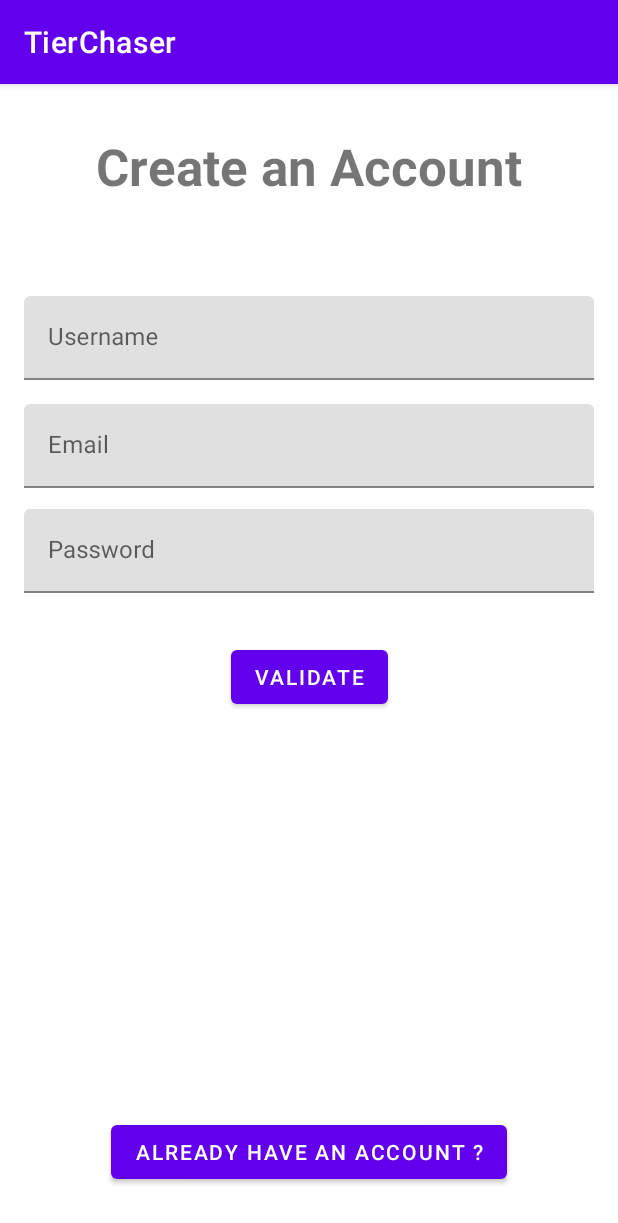
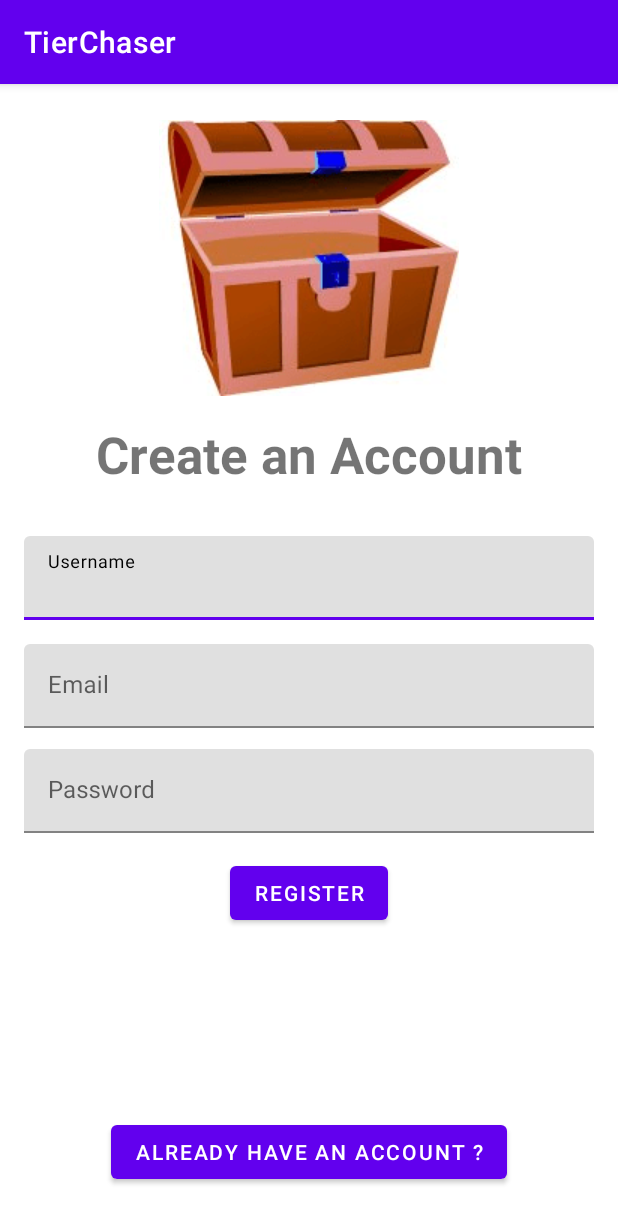
Before and after one commit to AlexandreDeluc/Tier-chaser, an Android app: the screen it shows after launch (UserActivity before the commit, RegisterActivity after it), after a tap on an icon or button, on a phone screen of 412 x 824 dp. Shown: the top 1223 px of the screen. Run offline under Robolectric (Android 15) with nearby library versions, the phone set to English and light mode, and no system bars; our stand-ins replace Firebase (no records; nobody signed in at launch, a user with empty details on screens opened directly).

```diff
--- a/app/src/main/java/fr/isen/deluc/tierchaser/HomeActivity.kt
+++ b/app/src/main/java/fr/isen/deluc/tierchaser/HomeActivity.kt
@@ -18,14 +18,12 @@ class HomeActivity : AppCompatActivity() {
         setContentView(binding.root)
 
         val userId = intent.getStringExtra("user_id")
-        val emailId = intent.getStringExtra("email_id")
 
-        binding.emailId.text = "User ID :: $userId"
-        binding.passwordId.text = "Email ID :: $emailId"
+        binding.emailId.text = "$userId"
 
         binding.logOutBtn.setOnClickListener {
             FirebaseAuth.getInstance().signOut()
-            startActivity(Intent(this@HomeActivity, UserActivity::class.java))
+            startActivity(Intent(this@HomeActivity, LoginActivity::class.java))
             finish()
         }
 
--- a/app/src/main/java/fr/isen/deluc/tierchaser/LoadingActivity.kt
+++ b/app/src/main/java/fr/isen/deluc/tierchaser/LoadingActivity.kt
@@ -20,7 +20,7 @@ class LoadingActivity : AppCompatActivity() {
         )
         Handler().postDelayed(
             {
-                val intent = Intent(this, UserActivity::class.java)
+                val intent = Intent(this, LoginActivity::class.java)
                 startActivity(intent)
                 finish()
             },
--- a/app/src/main/java/fr/isen/deluc/tierchaser/LoginFragment.kt
+++ b/app/src/main/java/fr/isen/deluc/tierchaser/LoginActivity.kt
@@ -1,58 +1,31 @@
 package fr.isen.deluc.tierchaser
 
-import android.content.Context
 import android.content.Intent
+import androidx.appcompat.app.AppCompatActivity
 import android.os.Bundle
 import android.text.TextUtils
-import android.util.Log
-import androidx.fragment.app.Fragment
-import android.view.LayoutInflater
-import android.view.View
-import android.view.ViewGroup
 import android.widget.Toast
-import com.google.firebase.auth.AuthResult
 import com.google.firebase.auth.FirebaseAuth
 import com.google.firebase.auth.FirebaseUser
-import com.google.firebase.auth.ktx.auth
-import com.google.firebase.ktx.Firebase
-import fr.isen.deluc.tierchaser.databinding.FragmentLoginBinding
-import fr.isen.deluc.tierchaser.databinding.FragmentRegisterBinding
+import fr.isen.deluc.tierchaser.databinding.ActivityLoginBinding
 
-class LoginFragment : Fragment() {
-    private lateinit var binding: FragmentLoginBinding
+class LoginActivity : AppCompatActivity() {
+    private lateinit var binding: ActivityLoginBinding
     private lateinit var auth: FirebaseAuth;
-    var interactor: UserActivityFragmentInteraction? = null
-
-
 
     override fun onCreate(savedInstanceState: Bundle?) {
         super.onCreate(savedInstanceState)
-        auth = Firebase.auth
-        }
 
-    override fun onAttach(context: Context) {
-        super.onAttach(context)
-        interactor = context as? UserActivityFragmentInteraction
-    }
+        binding = ActivityLoginBinding.inflate(layoutInflater)
+        setContentView(binding.root)
 
-    override fun onCreateView(
-        inflater: LayoutInflater, container: ViewGroup?,
-        savedInstanceState: Bundle?
-    ): View? {
-        binding = FragmentLoginBinding.inflate(inflater, container, false)
-        return binding.root
-    }
-
-    override fun onViewCreated(view: View, savedInstanceState: Bundle?) {
-        super.onViewCreated(view, savedInstanceState)
-
-        binding.connectBtn.setOnClickListener {
+        binding.loginBtn.setOnClickListener {
             when {
                 TextUtils.isEmpty(binding.email.text.toString().trim { it <= ' ' }) -> {
-                    Toast.makeText(activity, "Please enter an email", Toast.LENGTH_LONG).show()
+                    Toast.makeText(this, "Please enter an email", Toast.LENGTH_LONG).show()
                 }
                 TextUtils.isEmpty(binding.password.text.toString().trim { it <= ' ' }) -> {
-                    Toast.makeText(activity, "Please enter a password", Toast.LENGTH_LONG).show()
+                    Toast.makeText(this, "Please enter a password", Toast.LENGTH_LONG).show()
                 }
 
                 else -> {
@@ -63,12 +36,12 @@ class LoginFragment : Fragment() {
                         .addOnCompleteListener { task ->
                             if (task.isSuccessful) {
                                 Toast.makeText(
-                                    activity,
+                                    this,
                                     "You are registered successfully",
                                     Toast.LENGTH_LONG
                                 ).show()
 
-                                val intent = Intent(activity, HomeActivity::class.java)
+                                val intent = Intent(this, HomeActivity::class.java)
                                 intent.flags =
                                     Intent.FLAG_ACTIVITY_NEW_TASK or Intent.FLAG_ACTIVITY_CLEAR_TASK
                                 intent.putExtra(
@@ -77,9 +50,10 @@ class LoginFragment : Fragment() {
                                 )
                                 intent.putExtra("email_id", email)
                                 startActivity(intent)
+                                finish()
                             } else {
                                 Toast.makeText(
-                                    activity,
+                                    this,
                                     task.exception!!.message.toString(),
                                     Toast.LENGTH_LONG
                                 ).show()
@@ -90,7 +64,8 @@ class LoginFragment : Fragment() {
             }
         }
         binding.noAccountBtn.setOnClickListener {
-            interactor?.showRegister()
+            val intent = Intent(this, RegisterActivity::class.java)
+            startActivity(intent)
         }
     }
 }
--- a/app/src/main/java/fr/isen/deluc/tierchaser/RegisterFragment.kt
+++ b/app/src/main/java/fr/isen/deluc/tierchaser/RegisterActivity.kt
@@ -1,62 +1,38 @@
 package fr.isen.deluc.tierchaser
 
-import android.content.Context
 import android.content.Intent
+import androidx.appcompat.app.AppCompatActivity
 import android.os.Bundle
 import android.text.TextUtils
-import android.util.Log
-import androidx.fragment.app.Fragment
-import android.view.LayoutInflater
-import android.view.View
-import android.view.ViewGroup
 import android.widget.Toast
 import com.google.android.gms.tasks.OnCompleteListener
 import com.google.firebase.auth.AuthResult
 import com.google.firebase.auth.FirebaseAuth
 import com.google.firebase.auth.FirebaseUser
-import com.google.firebase.auth.ktx.auth
-import com.google.firebase.firestore.auth.User
-import com.google.firebase.ktx.Firebase
-import fr.isen.deluc.tierchaser.databinding.ActivityHomeBinding
-import fr.isen.deluc.tierchaser.databinding.FragmentLoginBinding
-import fr.isen.deluc.tierchaser.databinding.FragmentRegisterBinding
+import fr.isen.deluc.tierchaser.databinding.ActivityRegisterBinding
 
-class RegisterFragment : Fragment() {
-
-    private lateinit var binding: FragmentRegisterBinding
-
+class RegisterActivity : AppCompatActivity() {
+    private lateinit var binding: ActivityRegisterBinding
     private lateinit var auth: FirebaseAuth;
-
-
 
     override fun onCreate(savedInstanceState: Bundle?) {
         super.onCreate(savedInstanceState)
-        auth = Firebase.auth
-    }
+        binding = ActivityRegisterBinding.inflate(layoutInflater)
+        setContentView(binding.root)
 
-    override fun onCreateView(
-        inflater: LayoutInflater, container: ViewGroup?,
-        savedInstanceState: Bundle?
-    ): View? {
-        binding = FragmentRegisterBinding.inflate(inflater, container, false)
-        return binding.root
-
-    }
-
-    override fun onViewCreated(view: View, savedInstanceState: Bundle?) {
-        super.onViewCreated(view, savedInstanceState)
         binding.validateBtn.setOnClickListener {
             when {
                 TextUtils.isEmpty(binding.email.text.toString().trim { it <= ' ' }) -> {
-                    Toast.makeText(activity, "Please enter an email", Toast.LENGTH_LONG).show()
+                    Toast.makeText(this, "Please enter an email", Toast.LENGTH_LONG).show()
                 }
                 TextUtils.isEmpty(binding.password.text.toString().trim { it <= ' ' }) -> {
-                    Toast.makeText(activity, "Please enter a password", Toast.LENGTH_LONG).show()
+                    Toast.makeText(this, "Please enter a password", Toast.LENGTH_LONG).show()
                 }
 
                 else -> {
                     val email: String = binding.email.text.toString().trim() { it <= ' ' }
                     val password: String = binding.password.text.toString().trim() { it <= ' ' }
+                    val userName: String = binding.userName.text.toString().trim() { it <= ' '}
 
                     FirebaseAuth.getInstance().createUserWithEmailAndPassword(email, password)
                         .addOnCompleteListener(
@@ -65,20 +41,21 @@ class RegisterFragment : Fragment() {
                                     val firebaseUser: FirebaseUser = task.result!!.user!!
 
                                     Toast.makeText(
-                                        activity,
+                                        this,
                                         "You are registered successfully",
                                         Toast.LENGTH_LONG
                                     ).show()
 
-                                    val intent = Intent(activity, HomeActivity::class.java)
+                                    val intent = Intent(this, HomeActivity::class.java)
                                     intent.flags =
                                         Intent.FLAG_ACTIVITY_NEW_TASK or Intent.FLAG_ACTIVITY_CLEAR_TASK
-                                    intent.putExtra("user_id", firebaseUser.uid)
+                                    intent.putExtra("user_id", userName)
                                     intent.putExtra("email_id", email)
                                     startActivity(intent)
+                                    finish()
                                 } else {
                                     Toast.makeText(
-                                        activity,
+                                        this,
                                         task.exception!!.message.toString(),
                                         Toast.LENGTH_LONG
                                     ).show()
@@ -88,5 +65,9 @@ class RegisterFragment : Fragment() {
                 }
             }
         }
+        binding.alreadyBtn.setOnClickListener {
+            val intent =  Intent(this, LoginActivity::class.java)
+            startActivity(intent)
+        }
     }
 }
--- a/app/src/main/java/fr/isen/deluc/tierchaser/UserActivity.kt
+++ /dev/null
@@ -1,67 +0,0 @@
-package fr.isen.deluc.tierchaser
-
-import android.content.Intent
-import androidx.appcompat.app.AppCompatActivity
-import android.os.Bundle
-import android.widget.Toast
-import fr.isen.deluc.tierchaser.databinding.ActivityUserBinding
-
-interface UserActivityFragmentInteraction {
-    fun showLogin()
-    fun showRegister()
-    fun makeRequest(email:String?, password: String?, firstName: String?, lastName: String?, isFromLogin: Boolean)
-}
-
-class UserActivity : AppCompatActivity(), UserActivityFragmentInteraction {
-    private lateinit var binding: ActivityUserBinding
-    override fun onCreate(savedInstanceState: Bundle?) {
-        super.onCreate(savedInstanceState)
-        binding= ActivityUserBinding.inflate(layoutInflater)
-        setContentView(binding.root)
-
-        val fragment = LoginFragment()
-        supportFragmentManager.beginTransaction().add(R.id.fragmentAuthentification, fragment).commit()
-    }
-
-    override fun showLogin() {
-        val loginFragment = LoginFragment()
-        supportFragmentManager.beginTransaction().replace(R.id.fragmentAuthentification, loginFragment)
-            .commit()
-    }
-
-    override fun showRegister() {
-        val registerFragment = RegisterFragment()
-        supportFragmentManager.beginTransaction().replace(R.id.fragmentAuthentification, registerFragment)
-            .commit()
-    }
-
-    override fun makeRequest(
-        email: String?,
-        password: String?,
-        firstName: String?,
-        lastName: String?,
-        isFromLogin: Boolean
-    ) {
-        if (verifyInformation(email, password, firstName, lastName, isFromLogin)) {
-            val intent = Intent(this, HomeActivity::class.java)
-            startActivity(intent)
-        } else {
-            Toast.makeText(this, getString(R.string.invalidForm), Toast.LENGTH_LONG).show()
-        }
-    }
-
-    private fun verifyInformation(
-        email: String?,
-        password: String?,
-        firstName: String?,
-        lastName: String?,
-        isFromLogin: Boolean
-    ): Boolean {
-        var verified = (email?.isNotEmpty() == true && password?.count() ?: 0 >= 6)
-        if (!isFromLogin) {
-            verified =
-                verified && (firstName?.isNotEmpty() == true && lastName?.isNotEmpty() == true)
-        }
-        return verified
-    }
-}
--- a/app/src/main/res/layout/fragment_register.xml
+++ b/app/src/main/res/layout/activity_login.xml
@@ -5,62 +5,57 @@
     android:layout_width="match_parent"
     android:layout_height="match_parent">
 
-    <TextView
-        android:id="@+id/titleRegister"
+    <ImageView
+        android:id="@+id/logoApp"
         android:layout_width="wrap_content"
         android:layout_height="wrap_content"
-        android:layout_marginTop="32dp"
-        android:text="@string/createAccount"
+        android:layout_marginTop="24dp"
+        app:layout_constraintEnd_toEndOf="parent"
+        app:layout_constraintStart_toStartOf="parent"
+        app:layout_constraintTop_toTopOf="parent"
+        app:srcCompat="@drawable/logo" />
+
+    <TextView
+        android:id="@+id/titleLogin"
+        android:layout_width="wrap_content"
+        android:layout_height="wrap_content"
+        android:layout_marginTop="16dp"
+        android:text="@string/loginTitle"
         android:textSize="34sp"
         android:textStyle="bold"
         app:layout_constraintEnd_toEndOf="parent"
         app:layout_constraintStart_toStartOf="parent"
-        app:layout_constraintTop_toTopOf="parent" />
-
-    <com.google.android.material.textfield.TextInputLayout
-        android:id="@+id/textInputLayoutFirstName"
-        android:layout_width="0dp"
-        android:layout_height="wrap_content"
-        android:layout_marginStart="16dp"
-        android:layout_marginTop="64dp"
-        android:layout_marginEnd="16dp"
-        app:hintTextColor="@color/black"
-        app:layout_constraintEnd_toEndOf="parent"
-        app:layout_constraintStart_toStartOf="parent"
-        app:layout_constraintTop_toBottomOf="@+id/titleRegister">
-
-        <com.google.android.material.textfield.TextInputEditText
-            android:id="@+id/firstName"
-            android:layout_width="match_parent"
-            android:layout_height="wrap_content"
-            android:hint="@string/username" />
-    </com.google.android.material.textfield.TextInputLayout>
+        app:layout_constraintTop_toBottomOf="@+id/logoApp" />
 
     <com.google.android.material.textfield.TextInputLayout
         android:id="@+id/textInputLayoutEmail"
         android:layout_width="0dp"
         android:layout_height="wrap_content"
+        android:layout_marginStart="16dp"
+        android:layout_marginTop="32dp"
+        android:layout_marginEnd="16dp"
         app:hintTextColor="@color/black"
-        app:layout_constraintEnd_toEndOf="@+id/textInputLayoutFirstName"
-        app:layout_constraintStart_toStartOf="@+id/textInputLayoutFirstName"
-        app:layout_constraintTop_toBottomOf="@+id/textInputLayoutFirstName">
+        app:layout_constraintEnd_toEndOf="parent"
+        app:layout_constraintStart_toStartOf="parent"
+        app:layout_constraintTop_toBottomOf="@+id/titleLogin">
 
-        <com.google.android.material.textfield.TextInputEditText
-            android:id="@+id/email"
-            android:layout_width="match_parent"
-            android:layout_height="wrap_content"
-            android:layout_marginTop="16dp"
-            android:hint="@string/email" />
+    <com.google.android.material.textfield.TextInputEditText
+        android:id="@+id/email"
+        android:layout_width="match_parent"
+        android:layout_height="wrap_content"
+        android:hint="@string/email" />
     </com.google.android.material.textfield.TextInputLayout>
 
     <com.google.android.material.textfield.TextInputLayout
         android:id="@+id/TextInputLayoutPassword"
         android:layout_width="0dp"
         android:layout_height="wrap_content"
+        android:layout_marginStart="16dp"
         android:layout_marginTop="14dp"
+        android:layout_marginEnd="16dp"
         app:hintTextColor="@color/black"
-        app:layout_constraintEnd_toEndOf="@+id/textInputLayoutFirstName"
-        app:layout_constraintStart_toStartOf="@+id/textInputLayoutFirstName"
+        app:layout_constraintEnd_toEndOf="parent"
+        app:layout_constraintStart_toStartOf="parent"
         app:layout_constraintTop_toBottomOf="@+id/textInputLayoutEmail">
 
         <com.google.android.material.textfield.TextInputEditText
@@ -68,26 +63,29 @@
             android:layout_width="match_parent"
             android:layout_height="wrap_content"
             android:hint="@string/password"
-            android:inputType="textPassword" />
+            android:inputType="textPassword"/>
     </com.google.android.material.textfield.TextInputLayout>
 
     <Button
-        android:id="@+id/validateBtn"
+        android:id="@+id/loginBtn"
         android:layout_width="wrap_content"
         android:layout_height="wrap_content"
-        android:layout_marginTop="32dp"
-        android:text="@string/validateBtn"
+        android:layout_marginTop="16dp"
+        android:text="@string/loginTitle"
         app:layout_constraintEnd_toEndOf="parent"
         app:layout_constraintStart_toStartOf="parent"
         app:layout_constraintTop_toBottomOf="@+id/TextInputLayoutPassword" />
 
     <Button
-        android:id="@+id/alreadyBtn"
+        android:id="@+id/noAccountBtn"
         android:layout_width="wrap_content"
         android:layout_height="wrap_content"
         android:layout_marginBottom="32dp"
-        android:text="@string/alreadyBtn"
+        android:text="@string/noAccountBtn"
         app:layout_constraintBottom_toBottomOf="parent"
         app:layout_constraintEnd_toEndOf="parent"
         app:layout_constraintStart_toStartOf="parent" />
+
+
+
 </androidx.constraintlayout.widget.ConstraintLayout>
--- a/app/src/main/res/layout/fragment_login.xml
+++ b/app/src/main/res/layout/activity_register.xml
@@ -5,48 +5,73 @@
     android:layout_width="match_parent"
     android:layout_height="match_parent">
 
-    <TextView
-        android:id="@+id/titleLogIn"
+    <ImageView
+        android:id="@+id/logoApp"
         android:layout_width="wrap_content"
         android:layout_height="wrap_content"
-        android:layout_marginTop="32dp"
-        android:text="@string/loginTitle"
+        android:layout_marginTop="24dp"
+        app:layout_constraintEnd_toEndOf="parent"
+        app:layout_constraintStart_toStartOf="parent"
+        app:layout_constraintTop_toTopOf="parent"
+        app:srcCompat="@drawable/logo" />
+
+    <TextView
+        android:id="@+id/titleRegister"
+        android:layout_width="wrap_content"
+        android:layout_height="wrap_content"
+        android:layout_marginTop="16dp"
+        android:text="@string/createAccount"
         android:textSize="34sp"
         android:textStyle="bold"
         app:layout_constraintEnd_toEndOf="parent"
         app:layout_constraintStart_toStartOf="parent"
-        app:layout_constraintTop_toTopOf="parent" />
+        app:layout_constraintTop_toBottomOf="@+id/logoApp" />
 
     <com.google.android.material.textfield.TextInputLayout
-        android:id="@+id/textInputLayout"
+        android:id="@+id/textInputLayoutFirstName"
         android:layout_width="0dp"
         android:layout_height="wrap_content"
         android:layout_marginStart="16dp"
-        android:layout_marginTop="64dp"
+        android:layout_marginTop="32dp"
         android:layout_marginEnd="16dp"
         app:hintTextColor="@color/black"
         app:layout_constraintEnd_toEndOf="parent"
-        app:layout_constraintHorizontal_bias="0.0"
         app:layout_constraintStart_toStartOf="parent"
-        app:layout_constraintTop_toBottomOf="@+id/titleLogIn">
+        app:layout_constraintTop_toBottomOf="@+id/titleRegister">
+
+        <com.google.android.material.textfield.TextInputEditText
+            android:id="@+id/userName"
+            android:layout_width="match_parent"
+            android:layout_height="wrap_content"
+            android:hint="@string/username" />
+    </com.google.android.material.textfield.TextInputLayout>
+
+    <com.google.android.material.textfield.TextInputLayout
+        android:id="@+id/textInputLayoutEmail"
+        android:layout_width="0dp"
+        android:layout_height="wrap_content"
+        app:hintTextColor="@color/black"
+        app:layout_constraintEnd_toEndOf="@+id/textInputLayoutFirstName"
+        app:layout_constraintStart_toStartOf="@+id/textInputLayoutFirstName"
+        app:layout_constraintTop_toBottomOf="@+id/textInputLayoutFirstName">
 
         <com.google.android.material.textfield.TextInputEditText
             android:id="@+id/email"
             android:layout_width="match_parent"
             android:layout_height="wrap_content"
-            android:hint="@string/email"
-            android:textColor="@color/black" />
+            android:layout_marginTop="16dp"
+            android:hint="@string/email" />
     </com.google.android.material.textfield.TextInputLayout>
 
     <com.google.android.material.textfield.TextInputLayout
-        android:id="@+id/textInputLayout2"
+        android:id="@+id/TextInputLayoutPassword"
         android:layout_width="0dp"
         android:layout_height="wrap_content"
-        android:layout_marginTop="16dp"
+        android:layout_marginTop="14dp"
         app:hintTextColor="@color/black"
-        app:layout_constraintEnd_toEndOf="@+id/textInputLayout"
-        app:layout_constraintStart_toStartOf="@+id/textInputLayout"
-        app:layout_constraintTop_toBottomOf="@+id/textInputLayout">
+        app:layout_constraintEnd_toEndOf="@+id/textInputLayoutFirstName"
+        app:layout_constraintStart_toStartOf="@+id/textInputLayoutFirstName"
+        app:layout_constraintTop_toBottomOf="@+id/textInputLayoutEmail">
 
         <com.google.android.material.textfield.TextInputEditText
             android:id="@+id/password"
@@ -57,24 +82,22 @@
     </com.google.android.material.textfield.TextInputLayout>
 
     <Button
-        android:id="@+id/connectBtn"
+        android:id="@+id/validateBtn"
         android:layout_width="wrap_content"
         android:layout_height="wrap_content"
-        android:layout_marginTop="32dp"
-        android:text="@string/loginTitle"
+        android:layout_marginTop="16dp"
+        android:text="@string/validateBtn"
         app:layout_constraintEnd_toEndOf="parent"
-        app:layout_constraintHorizontal_bias="0.498"
         app:layout_constraintStart_toStartOf="parent"
-        app:layout_constraintTop_toBottomOf="@+id/textInputLayout2" />
+        app:layout_constraintTop_toBottomOf="@+id/TextInputLayoutPassword" />
 
     <Button
-        android:id="@+id/noAccountBtn"
+        android:id="@+id/alreadyBtn"
         android:layout_width="wrap_content"
         android:layout_height="wrap_content"
         android:layout_marginBottom="32dp"
-        android:text="@string/noAccountBtn"
+        android:text="@string/alreadyBtn"
         app:layout_constraintBottom_toBottomOf="parent"
         app:layout_constraintEnd_toEndOf="parent"
         app:layout_constraintStart_toStartOf="parent" />
-
 </androidx.constraintlayout.widget.ConstraintLayout>
--- a/app/src/main/res/values/strings.xml
+++ b/app/src/main/res/values/strings.xml
@@ -9,17 +9,20 @@
     <string name="invalidForm">The form is invalid</string>
     <string name="youLogIn">You sign in successfully !</string>
 
-        // Register
+    // Register
 
     <string name="createAccount">Create an Account</string>
     <string name="username">Username</string>
     <string name="email">Email</string>
     <string name="password">Password</string>
-    <string name="validateBtn">Validate</string>
+    <string name="validateBtn">Register</string>
     <string name="alreadyBtn">Already have an account ?</string>
 
-        // Login
+    // Login
 
     <string name="loginTitle">Login</string>
     <string name="noAccountBtn">Don\'t have an account ?</string>
+
+    // Home
+    <string name="logoutBtn">Log Out</string>
 </resources>
```
Also changed, not shown: app/src/main/AndroidManifest.xml (+7 -4 lines), app/src/main/res/layout/activity_home.xml (+8 -29 lines), app/src/main/res/drawable/google.png (added).
